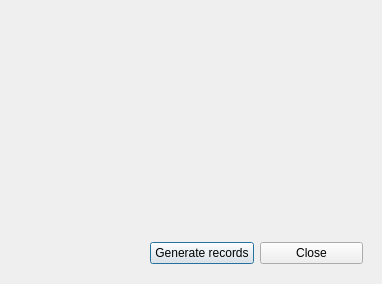
The window that src/app/recordgeneratorform.ui (Aleksiiej/university-db-2) describes before a commit, drawn with Qt 5.
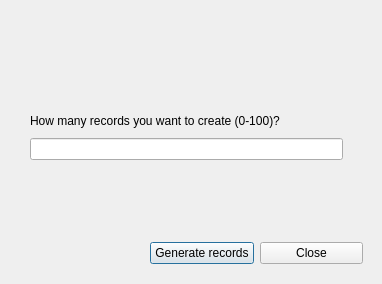
The same window after the commit.

Diff of the .ui file:
```diff
--- a/src/app/recordgeneratorform.ui
+++ b/src/app/recordgeneratorform.ui
@@ -39,6 +39,28 @@
     </item>
    </layout>
   </widget>
+  <widget class="QWidget" name="">
+   <property name="geometry">
+    <rect>
+     <x>30</x>
+     <y>110</y>
+     <width>313</width>
+     <height>50</height>
+    </rect>
+   </property>
+   <layout class="QVBoxLayout" name="verticalLayout">
+    <item>
+     <widget class="QLabel" name="label">
+      <property name="text">
+       <string>How many records you want to create (0-100)?</string>
+      </property>
+     </widget>
+    </item>
+    <item>
+     <widget class="QLineEdit" name="lineEdit"/>
+    </item>
+   </layout>
+  </widget>
  </widget>
  <resources/>
  <connections/>
```
Left out of the diff: 2 changed lines with no effect on the pictures.
